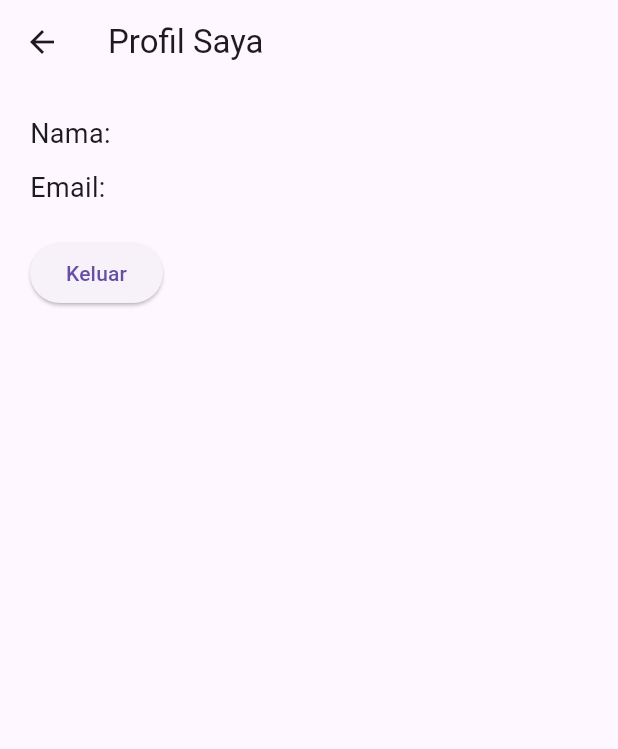
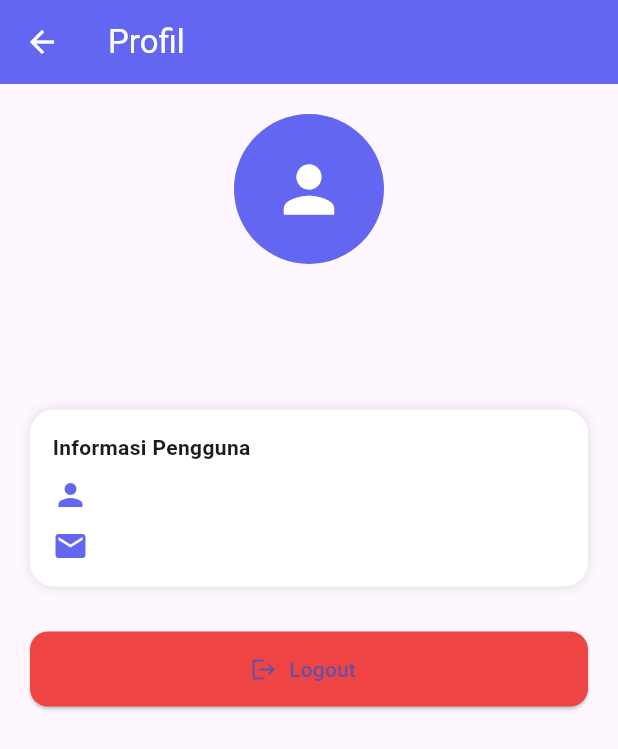
Before and after one commit to scchanz/tokoku_frontend, a Flutter app: the ProfilePage screen opened directly with empty values, on a phone screen of 412 x 824 dp. Shown: the top 749 px of the screen. Run offline on Flutter 3.47's test engine with Material 3 defaults, Android fonts, the phone set to English and light mode, and no system bars; our stand-ins replace google_fonts; network calls fail.

Commit message:
profile page

```diff
--- a/lib/screens/profile_page.dart
+++ b/lib/screens/profile_page.dart
@@ -1,33 +1,142 @@
 import 'package:flutter/material.dart';
+import 'package:tokoku_frontend/screens/login.dart';
 import '../models/user_model.dart';
 
-class ProfilePage extends StatelessWidget {
+class ProfilePage extends StatefulWidget {
   final UserModel user;
 
   const ProfilePage({super.key, required this.user});
 
   @override
+  State<ProfilePage> createState() => _ProfilePageState();
+}
+
+class _ProfilePageState extends State<ProfilePage> with TickerProviderStateMixin {
+  late AnimationController _fadeController;
+  late Animation<double> _fadeAnimation;
+
+  @override
+  void initState() {
+    super.initState();
+    _fadeController = AnimationController(
+      vsync: this,
+      duration: const Duration(milliseconds: 800),
+    );
+    _fadeAnimation = CurvedAnimation(
+      parent: _fadeController,
+      curve: Curves.easeIn,
+    );
+    _fadeController.forward();
+  }
+
+  @override
+  void dispose() {
+    _fadeController.dispose();
+    super.dispose();
+  }
+
+  void _logout() {
+    Navigator.pushAndRemoveUntil(
+      context,
+      MaterialPageRoute(builder: (context) => const LoginPage()),
+      (route) => false,
+    );
+  }
+
+  Widget _buildProfileHeader() {
+    return Container(
+      padding: const EdgeInsets.all(20),
+      alignment: Alignment.center,
+      child: Column(
+        children: [
+          const CircleAvatar(
+            radius: 50,
+            backgroundColor: Color(0xFF6366F1),
+            child: Icon(Icons.person, size: 50, color: Colors.white),
+          ),
+          const SizedBox(height: 10),
+          Text(
+            widget.user.name,
+            style: const TextStyle(fontSize: 22, fontWeight: FontWeight.bold),
+          ),
+          const SizedBox(height: 5),
+          Text(
+            widget.user.email,
+            style: const TextStyle(color: Colors.grey),
+          ),
+        ],
+      ),
+    );
+  }
+
+  Widget _buildProfileInfo() {
+    return Container(
+      margin: const EdgeInsets.symmetric(horizontal: 20, vertical: 10),
+      padding: const EdgeInsets.all(15),
+      decoration: BoxDecoration(
+        color: Colors.white,
+        borderRadius: BorderRadius.circular(16),
+        boxShadow: const [BoxShadow(color: Colors.black12, blurRadius: 6)],
+      ),
+      child: Column(
+        crossAxisAlignment: CrossAxisAlignment.start,
+        children: [
+          const Text("Informasi Pengguna", style: TextStyle(fontWeight: FontWeight.bold)),
+          const SizedBox(height: 10),
+          Row(
+            children: [
+              const Icon(Icons.person, color: Color(0xFF6366F1)),
+              const SizedBox(width: 10),
+              Text(widget.user.name),
+            ],
+          ),
+          const SizedBox(height: 10),
+          Row(
+            children: [
+              const Icon(Icons.email, color: Color(0xFF6366F1)),
+              const SizedBox(width: 10),
+              Text(widget.user.email),
+            ],
+          ),
+        ],
+      ),
+    );
+  }
+
+  Widget _buildLogoutSection() {
+    return Padding(
+      padding: const EdgeInsets.symmetric(horizontal: 20, vertical: 20),
+      child: ElevatedButton.icon(
+        style: ElevatedButton.styleFrom(
+          backgroundColor: const Color(0xFFEF4444),
+          minimumSize: const Size.fromHeight(50),
+          shape: RoundedRectangleBorder(borderRadius: BorderRadius.circular(12)),
+        ),
+        onPressed: _logout,
+        icon: const Icon(Icons.logout),
+        label: const Text("Logout"),
+      ),
+    );
+  }
+
+  @override
   Widget build(BuildContext context) {
     return Scaffold(
       appBar: AppBar(
-        title: const Text("Profil Saya"),
+        title: const Text("Profil"),
+        backgroundColor: const Color(0xFF6366F1),
+        foregroundColor: Colors.white,
       ),
-      body: Padding(
-        padding: const EdgeInsets.all(20),
-        child: Column(
-          crossAxisAlignment: CrossAxisAlignment.start,
-          children: [
-            Text("Nama: ${user.name}", style: const TextStyle(fontSize: 18)),
-            const SizedBox(height: 10),
-            Text("Email: ${user.email}", style: const TextStyle(fontSize: 18)),
-            const SizedBox(height: 20),
-            ElevatedButton(
-              onPressed: () {
-                Navigator.pop(context); // kembali ke login/home
-              },
-              child: const Text("Keluar"),
-            )
-          ],
+      body: FadeTransition(
+        opacity: _fadeAnimation,
+        child: SingleChildScrollView(
+          child: Column(
+            children: [
+              _buildProfileHeader(),
+              _buildProfileInfo(),
+              _buildLogoutSection(),
+            ],
+          ),
         ),
       ),
     );
```
Also changed, not shown: lib/screens/home_page.dart (+47 -86 lines), lib/screens/login.dart (+42 -36 lines).
